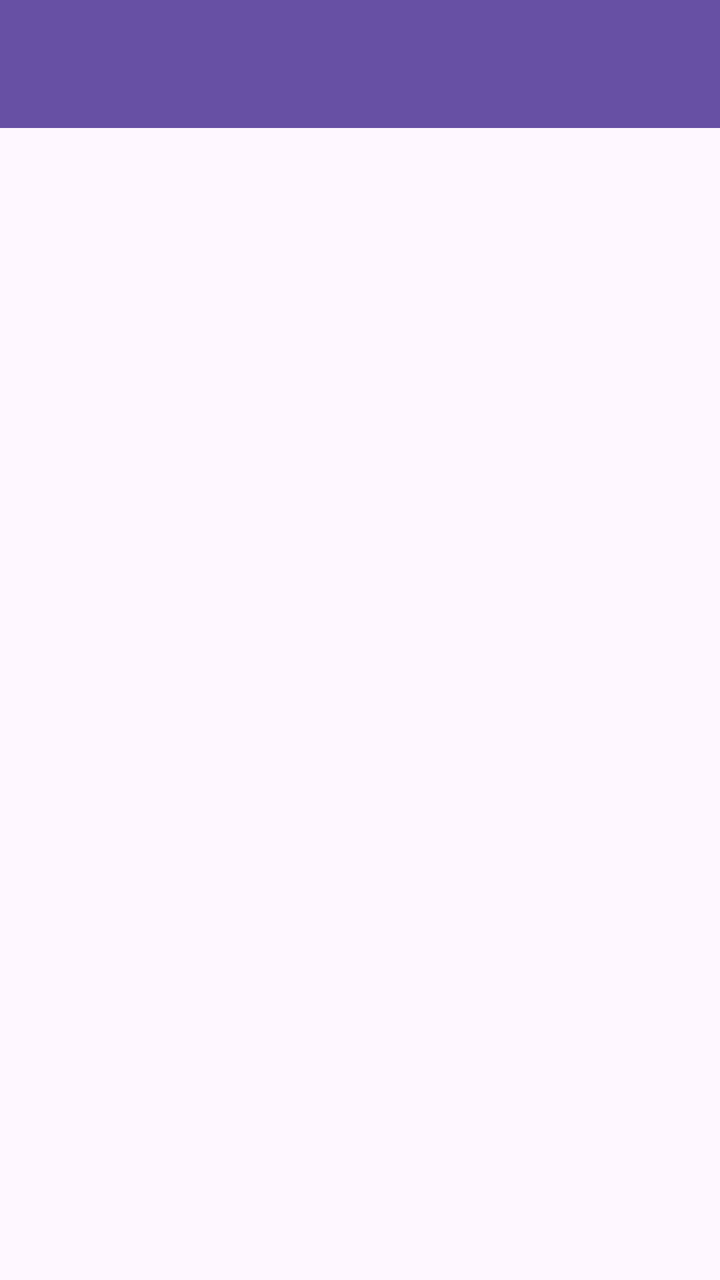
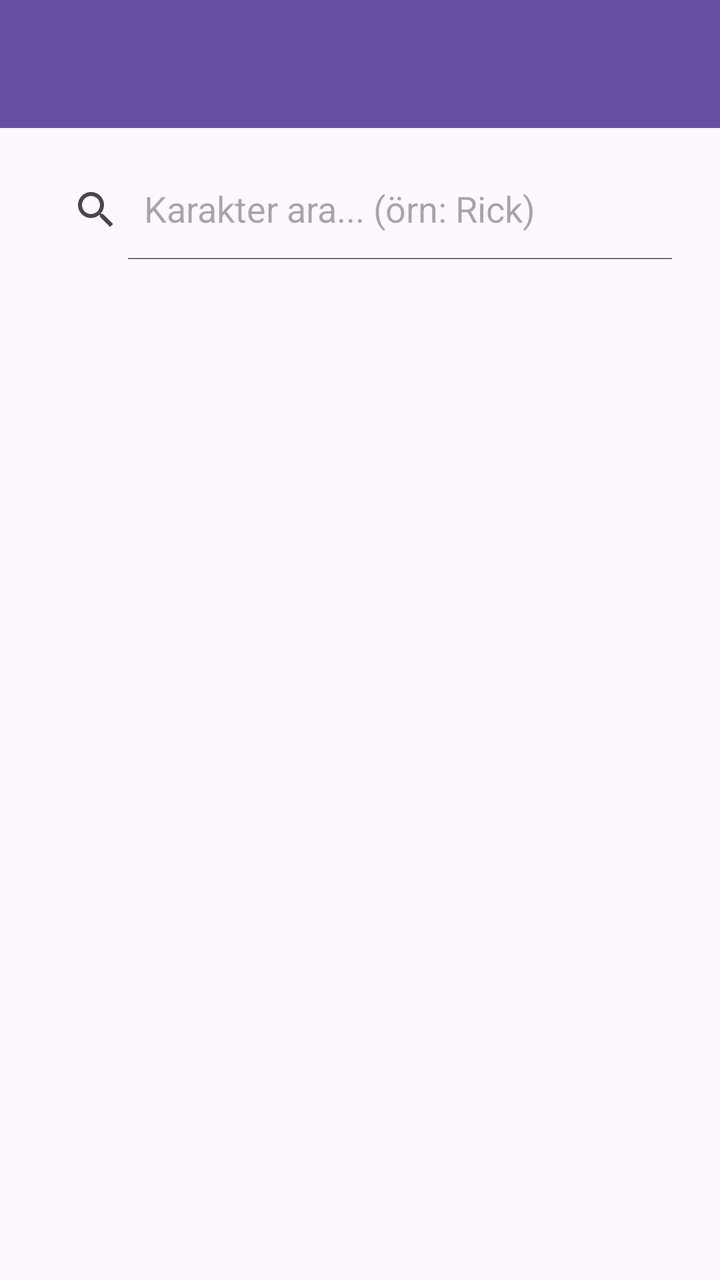

Compare the two renders of this Android layout. The source of the first and the diff that turns it into the second are given below.
<!-- AndroidManifest.xml: application theme Theme.RickandMortyApp -->
<!-- res/layout/fragment_anasayfa.xml -->
<?xml version="1.0" encoding="utf-8"?>
<androidx.constraintlayout.widget.ConstraintLayout xmlns:android="http://schemas.android.com/apk/res/android"
    xmlns:app="http://schemas.android.com/apk/res-auto"
    xmlns:tools="http://schemas.android.com/tools"
    android:layout_width="match_parent"
    android:layout_height="match_parent"
    tools:context=".fragment.AnasayfaFragment" >

    <androidx.recyclerview.widget.RecyclerView
        android:id="@+id/rcView"
        android:layout_width="0dp"
        android:layout_height="0dp"
        app:layout_constraintBottom_toBottomOf="parent"
        app:layout_constraintEnd_toEndOf="parent"
        app:layout_constraintStart_toStartOf="parent"
        app:layout_constraintTop_toBottomOf="@+id/toolbar2" />

    <androidx.appcompat.widget.Toolbar
        android:id="@+id/toolbar2"
        android:layout_width="409dp"
        android:layout_height="wrap_content"
        android:background="?attr/colorPrimary"
        android:minHeight="?attr/actionBarSize"
        android:theme="?attr/actionBarTheme"
        app:layout_constraintEnd_toEndOf="parent"
        app:layout_constraintStart_toStartOf="parent"
        app:layout_constraintTop_toTopOf="parent" />
</androidx.constraintlayout.widget.ConstraintLayout>
<!-- resources referenced by this layout -->
<resources>
  <style name="Theme.RickandMortyApp" parent="Base.Theme.RickandMortyApp" />
  <style name="Base.Theme.RickandMortyApp" parent="Theme.Material3.DayNight.NoActionBar">
          
          
      </style>
</resources>

<!-- the commit's change to res/layout/fragment_anasayfa.xml (unified diff, before → after) -->
@@ -10,10 +10,11 @@
         android:id="@+id/rcView"
         android:layout_width="0dp"
         android:layout_height="0dp"
+        android:layout_marginTop="16dp"
         app:layout_constraintBottom_toBottomOf="parent"
         app:layout_constraintEnd_toEndOf="parent"
         app:layout_constraintStart_toStartOf="parent"
-        app:layout_constraintTop_toBottomOf="@+id/toolbar2" />
+        app:layout_constraintTop_toBottomOf="@+id/searchView" />
 
     <androidx.appcompat.widget.Toolbar
         android:id="@+id/toolbar2"
@@ -25,4 +26,20 @@
         app:layout_constraintEnd_toEndOf="parent"
         app:layout_constraintStart_toStartOf="parent"
         app:layout_constraintTop_toTopOf="parent" />
+
+
+    <androidx.appcompat.widget.SearchView
+        android:id="@+id/searchView"
+        android:layout_width="0dp"
+        android:layout_height="50dp"
+        android:layout_marginStart="16dp"
+        android:layout_marginTop="16dp"
+        android:layout_marginEnd="16dp"
+        app:iconifiedByDefault="false"
+        app:queryHint="Karakter ara... (örn: Rick)"
+        app:layout_constraintEnd_toEndOf="parent"
+        app:layout_constraintStart_toStartOf="parent"
+        app:layout_constraintTop_toBottomOf="@+id/toolbar2"
+        />
+
 </androidx.constraintlayout.widget.ConstraintLayout>
